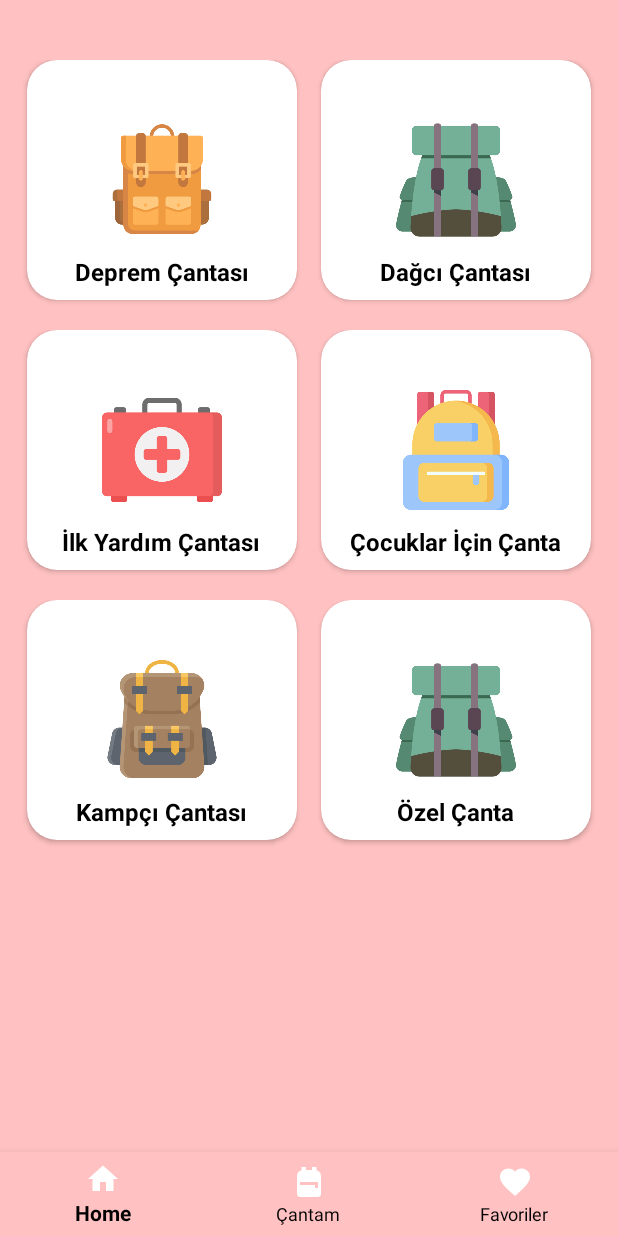
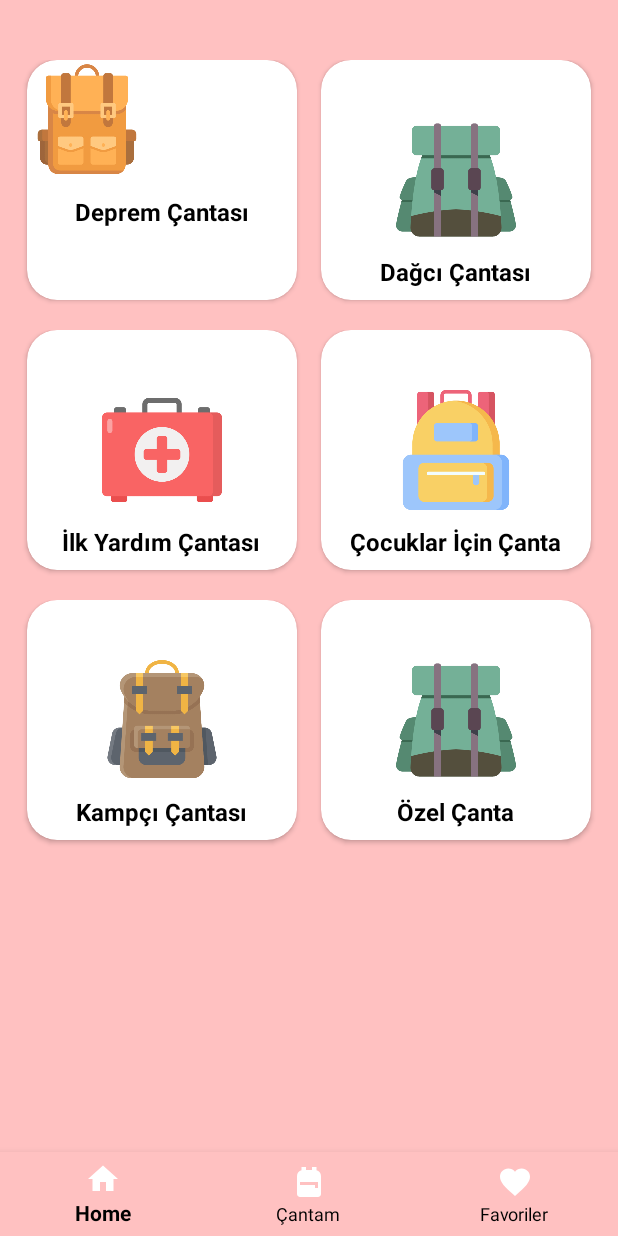
Before and after one commit to IsikParlar/SurvivalPack-Android-App, an Android app: the AnaEkranActivity screen opened directly, with no data from a screen before it, on a phone screen of 412 x 824 dp. Run offline under Robolectric (Android 15) with nearby library versions, the phone set to English and light mode, and no system bars; Roboto replaces fonts that are not available here.

Commit message:
Survival Pack Versiyon 4

```diff
--- a/app/src/main/res/layout/activity_anaekran.xml
+++ b/app/src/main/res/layout/activity_anaekran.xml
@@ -56,7 +56,7 @@
                                 android:id="@+id/backpackdeprem"
                                 android:layout_width="80dp"
                                 android:layout_height="80dp"
-                                android:layout_centerInParent="true"
+                                android:layout_centerInParent="false"
                                 android:src="@drawable/backpack"></ImageView>
 
                             <TextView
```
